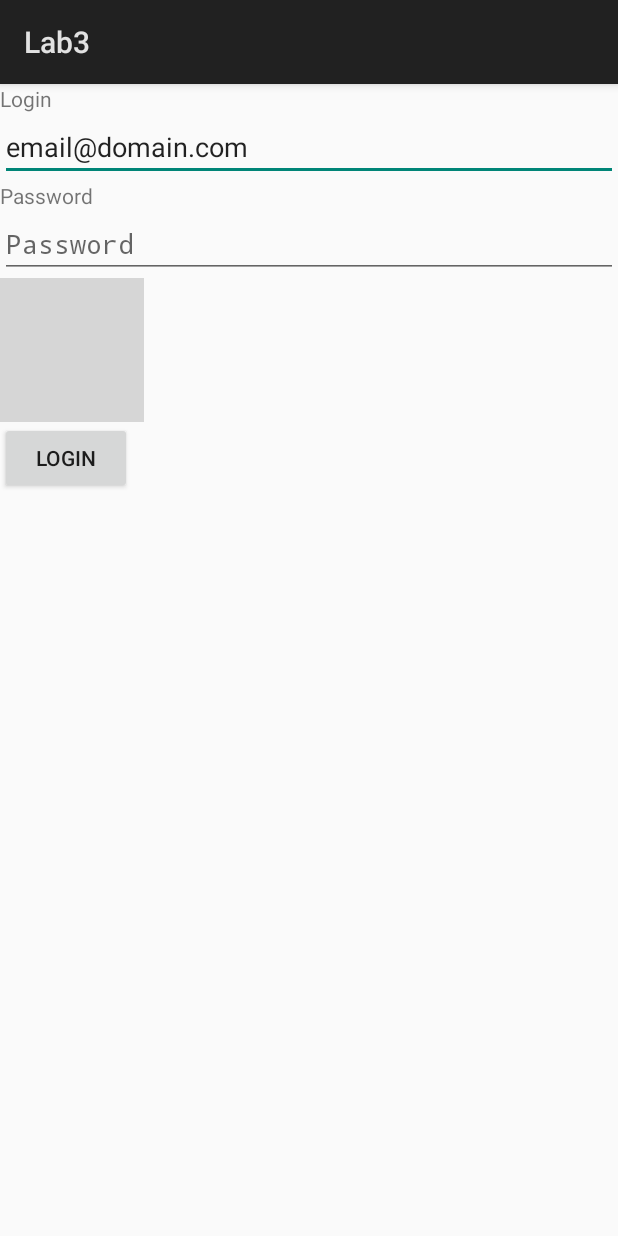
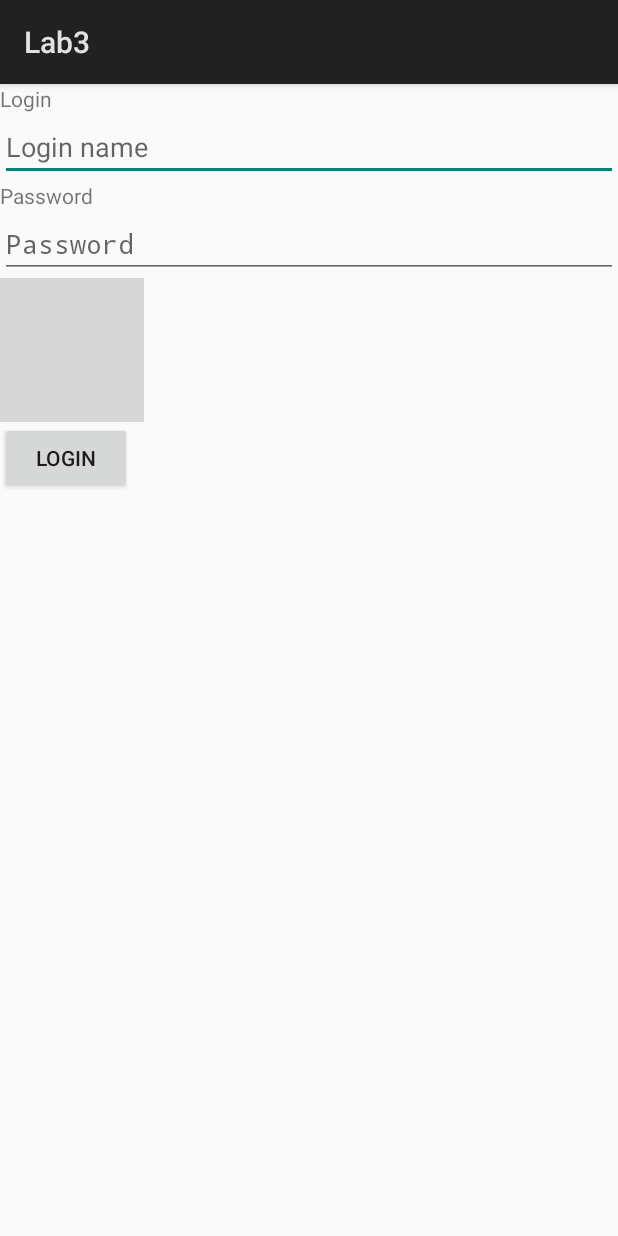
Before and after one commit to alexkrum0v/CST2355, an Android app: the screen it shows after launch (LoginActivity before the commit, StartActivity after it), after a tap on "LOGIN", on a phone screen of 412 x 824 dp. Run offline under Robolectric (Android 15) with nearby library versions, the phone set to English and light mode, and no system bars; 1 statement that could not run was skipped; grey boxes are pictures that could not be loaded.

Commit message:
Finished Lab3?

```diff
--- a/app/src/main/java/android/labs/LoginActivity.java
+++ b/app/src/main/java/android/labs/LoginActivity.java
@@ -7,9 +7,11 @@ import android.util.Log;
 import android.view.View;
 import android.widget.Button;
 import android.widget.EditText;
+import android.content.Intent;
 
 public class LoginActivity extends Activity {
     protected static final String ACTIVITY_NAME = "LoginActivity";
+    protected static final String MAIL = "DefaultMail";
     Button button2;
     EditText email;
     SharedPreferences sharedP;
@@ -24,17 +26,18 @@ public class LoginActivity extends Activity {
         email = findViewById (R.id.email);
         button2 = findViewById(R.id.button2);
         sharedP = getSharedPreferences("LogFile",MODE_PRIVATE);
+        email.setText(sharedP.getString(MAIL, "email@domain.com"));
 
         button2.setOnClickListener(new View.OnClickListener() {
             @Override
             public void onClick(View v) {
-
-                email.setText(sharedP.getString("DefaultMail", "email@domain.com"));
-                sharedP.edit().putString("DefaultMail", "email@domain.com");
-                sharedP.edit().commit();
+                saveEmail();
+                Intent intent = new Intent(LoginActivity.this, StartActivity.class);
+                startActivity(intent);
             }
         });
     }
+
     @Override
     public void onResume(){
         super.onResume();
@@ -60,4 +63,12 @@ public class LoginActivity extends Activity {
         super.onDestroy();
         Log.i(ACTIVITY_NAME, "onDestroy()");
     }
+
+    private void saveEmail(){
+        Log.i(ACTIVITY_NAME,"saveEmail");
+        String savedUserName = email.getText().toString();
+
+        sharedP.edit().putString(MAIL, savedUserName);
+        sharedP.edit().commit();
+    }
 }
--- a/app/src/main/res/values/strings.xml
+++ b/app/src/main/res/values/strings.xml
@@ -9,6 +9,10 @@
     <string name="CheckBox">Check Box</string>
     <string name="Switch">What does this button do?</string>
     <string name="flagDescription">flag</string>
-
+    <string name ="dialogMessage">Press OK if you are done</string>
+    <string name = "dialogTitle">Exit application. Are you sure?</string>
+    <string name = "ok">OK!</string>
+    <string name = "cancel">Cancel</string>
+    <string name="response">My information to share</string>
 
 </resources>
```
Also changed, not shown: app/src/main/AndroidManifest.xml (+6 -5 lines), app/src/main/java/android/labs/ListItemsActivity.java (+81 -1 lines), app/src/main/java/android/labs/StartActivity.java (+24 -0 lines), app/src/main/res/layout/activity_list_items.xml (+3 -4 lines), 1 other file.
